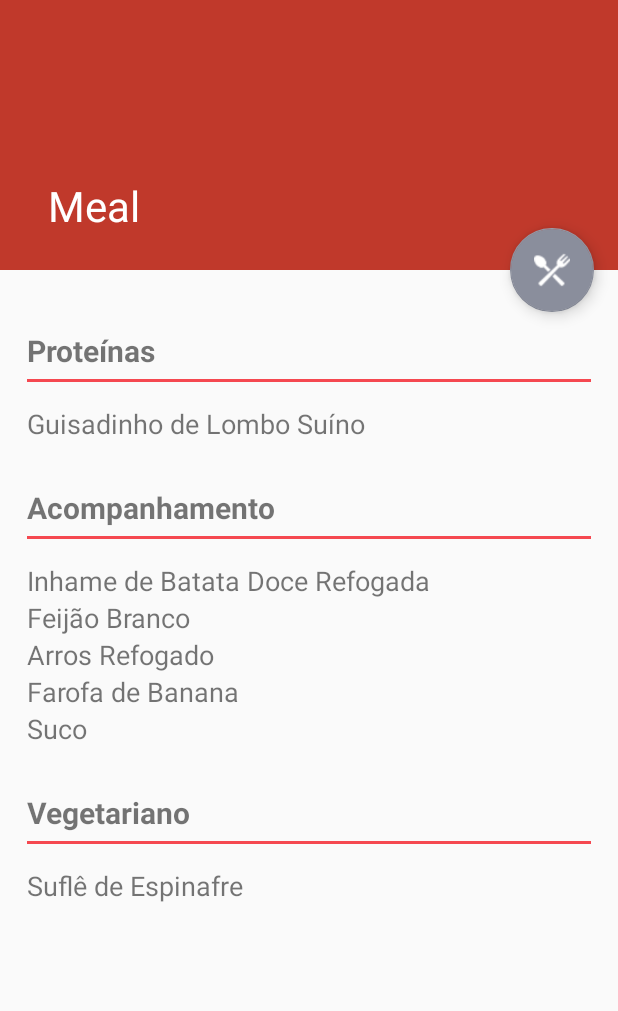
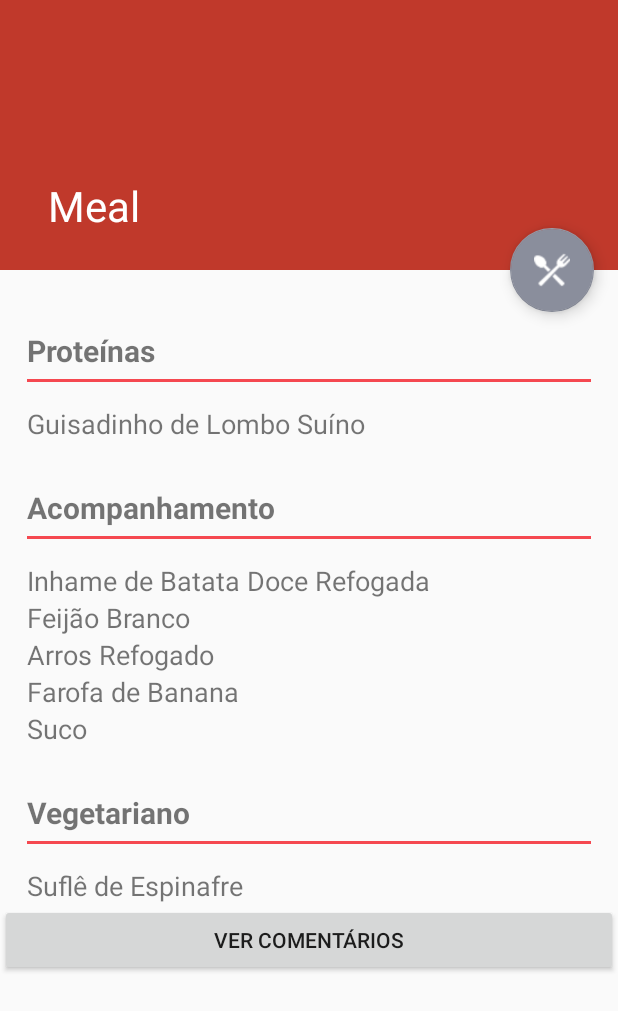
Before and after one commit to kaiomax/RUSpotlight, an Android app: the MealActivity screen opened directly, with no data from a screen before it, on a phone screen of 412 x 824 dp. Shown: the top 1011 px of the screen. Run offline under Robolectric (Android 15) with nearby library versions, the phone set to English and light mode, and no system bars.

Commit message:
Vinculação da Activity da refeição com activiy de comentários (através do botão de ver comentários). Criação da classe User, e associação da lista de curtidas para um comentário. Criação de XML Layout para representar um único comentário, com botão de curtir e responder a serem inseridos.

```diff
--- a/app/src/main/java/br/ruspotlight/MealActivity.java
+++ b/app/src/main/java/br/ruspotlight/MealActivity.java
@@ -1,5 +1,6 @@
 package br.ruspotlight;
 
+import android.content.Intent;
 import android.content.res.ColorStateList;
 import android.media.Rating;
 import android.os.Bundle;
@@ -89,4 +90,9 @@ public class MealActivity extends AppCompatActivity {
             }
         });
     }
+
+    public void verComentarios(View view) {
+        Intent i = new Intent(MealActivity.this, MealComments.class);
+        startActivity(i);
+    }
 }
--- a/app/src/main/java/br/ruspotlight/MealComments.java
+++ b/app/src/main/java/br/ruspotlight/MealComments.java
@@ -11,12 +11,13 @@ import br.ruspotlight.domain.Comment;
 
 public class MealComments extends AppCompatActivity {
 
+    private List<Comment> comments;
     @Override
     protected void onCreate(Bundle savedInstanceState) {
         super.onCreate(savedInstanceState);
         setContentView(R.layout.activity_meal_comments);
         //Intent para receber a lista de comentarios da refeicao selecionada
         Intent intentReceived = getIntent();
-        List<Comment> comments = (ArrayList<Comment>) intentReceived.getExtras().get("comments");
+        //comments = (ArrayList<Comment>) intentReceived.getExtras().get("comments");
     }
 }
--- a/app/src/main/res/layout/content_meal.xml
+++ b/app/src/main/res/layout/content_meal.xml
@@ -22,7 +22,7 @@
             android:layout_gravity="bottom" />
 
         <RelativeLayout
-            android:layout_width="match_parent"
+            android:layout_width="wrap_content"
             android:layout_height="match_parent">
 
             <TextView
@@ -164,6 +164,16 @@
                 android:layout_marginStart="18dp"
                 android:id="@+id/veg1" />
 
+            <Button
+                android:text="Ver comentários"
+                android:layout_width="match_parent"
+                android:layout_height="wrap_content"
+                android:id="@+id/btnComentarios"
+                android:layout_below="@+id/veg1"
+                android:layout_alignParentLeft="true"
+                android:layout_alignParentStart="true"
+                android:onClick="verComentarios" />
+
 
         </RelativeLayout>
 
```
Also changed, not shown: app/src/main/java/br/ruspotlight/domain/Comment.java (+17 -0 lines), app/src/main/java/br/ruspotlight/domain/User.java (added, +31 -0 lines), app/src/main/res/layout/activity_meal_comments.xml (+9 -1 lines), app/src/main/res/layout/layout_comment.xml (added, +18 -0 lines).
